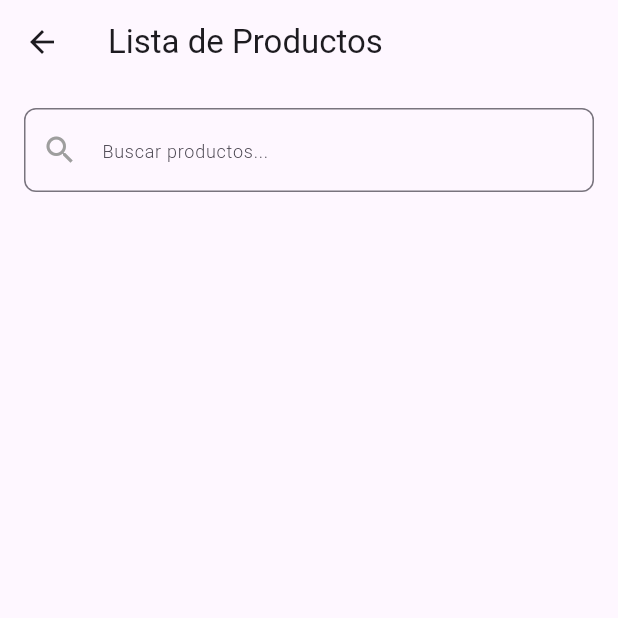
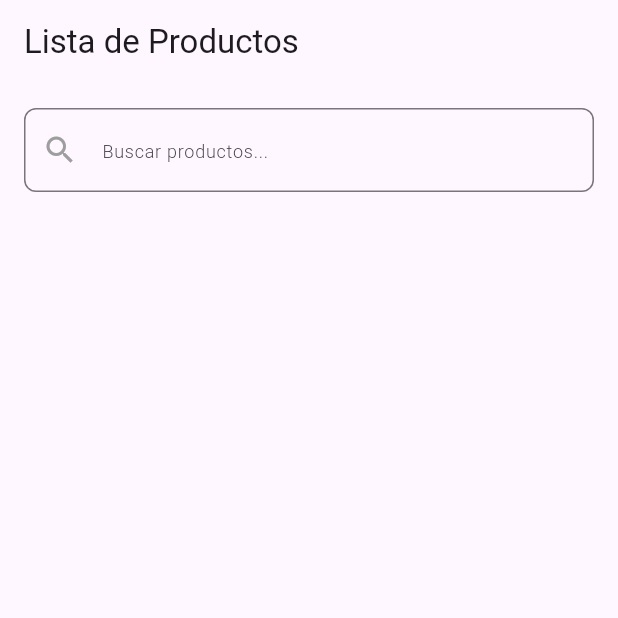
Before and after one commit to IngridFLG/atomic_design_package, a Flutter app: the ProductListPage screen opened directly with empty values, on a phone screen of 412 x 824 dp, the top half of it. Run offline on Flutter 3.47's test engine with Material 3 defaults, Android fonts, the phone set to English and light mode, and no system bars.

Commit message:
se quita la navegacion

```diff
--- a/lib/pages/product_list_page.dart
+++ b/lib/pages/product_list_page.dart
@@ -19,7 +19,7 @@ class ProductListPage extends StatelessWidget {
   @override
   Widget build(BuildContext context) {
     return Scaffold(
-      appBar: AppBar(title: const Text('Lista de Productos')),
+      appBar: AppBar(title: const Text('Lista de Productos'), automaticallyImplyLeading: false),
       body: ProductListTemplate(
         products: products,
         searchController: searchController,
```
